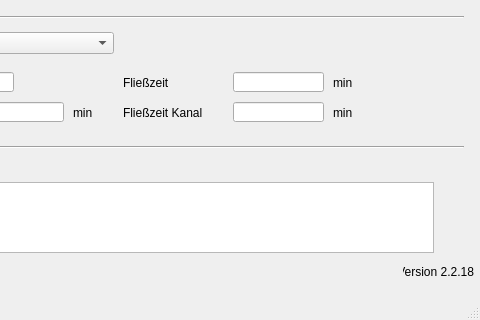
This is qkan/database/templates/flaechen.ui in hoettges/QKan as Qt 5 draws it before an edit; both pictures show x 167 to 647 and y 188 to 508 of the 647 by 508 pixel window. The edited form follows.
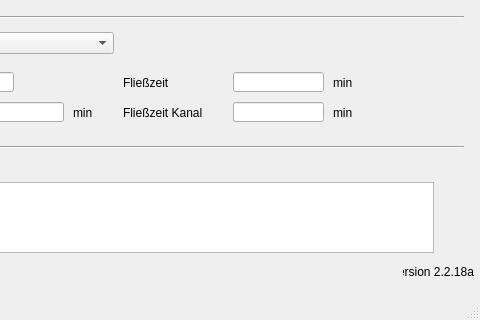
This is the edited form. Custom widgets are drawn as their Qt base class.

```diff
--- a/qkan/database/templates/flaechen.ui
+++ b/qkan/database/templates/flaechen.ui
@@ -420,7 +420,7 @@
      <string>Version QKan Import</string>
     </property>
     <property name="text">
-     <string>Version 2.2.18</string>
+     <string>Version 2.2.18a</string>
     </property>
     <property name="alignment">
      <set>Qt::AlignRight|Qt::AlignTrailing|Qt::AlignVCenter</set>
```
